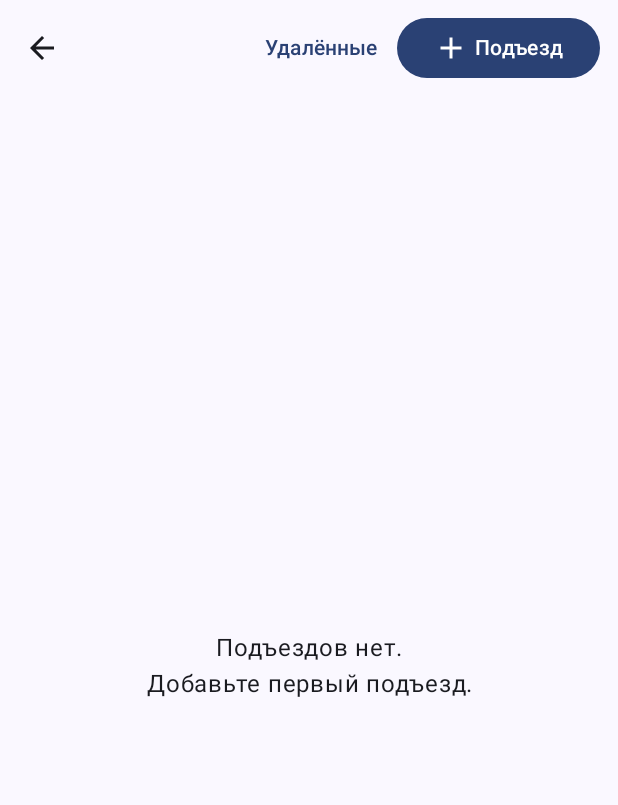
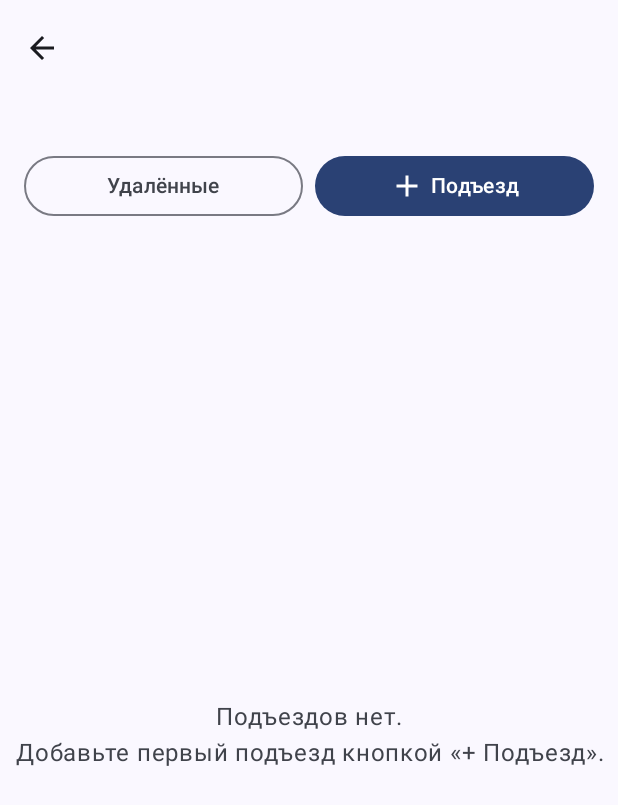
Before and after one commit to mkisten/moy-uchastok, an Android app built with Jetpack Compose: the composable AreaScreen called with empty values, on a phone screen of 412 x 824 dp. Shown: the top 805 px of the screen. Run offline under Robolectric (Android 15) with nearby library versions, the phone set to English and light mode, and no system bars.

Commit message:
Экран участка: адрес с самого верха над кнопками, без обрезки; «История посещений» в меню долгого нажатия. Версия 1.4.1

```diff
--- a/app/build.gradle.kts
+++ b/app/build.gradle.kts
@@ -29,8 +29,8 @@ android {
         applicationId = "ru.obkhod.app"
         minSdk = 26
         targetSdk = 35
-        versionCode = 20
-        versionName = "1.4.0"
+        versionCode = 21
+        versionName = "1.4.1"
         vectorDrawables { useSupportLibrary = true }
         manifestPlaceholders["googleRedirectScheme"] = "com.googleusercontent.apps.$googleClientId"
         manifestPlaceholders["appAuthRedirectScheme"] = "com.googleusercontent.apps.$googleClientId"
--- a/app/src/main/java/ru/obkhod/app/ui/AppNavHost.kt
+++ b/app/src/main/java/ru/obkhod/app/ui/AppNavHost.kt
@@ -134,7 +134,6 @@ fun AppNavHost(
             // Обычно на этот маршрут для PRIVATE не попадаем: AreasScreen открывает схему домов
             // напрямую. Если маршрут всё же открыт — плитка «Подъезд № 1» ведёт к домам.
             AreaScreen(
-                isPrivate = isPrivateArea,
                 areaName = name,
                 cards = cards,
                 onOpenEntrance = { nav.navigate(Routes.entrance(it)) },
@@ -171,6 +170,7 @@ fun AppNavHost(
                 onSetStatus = { id, status, corr -> vm.setStatus(id, status, corr) },
                 onResetStatus = { vm.resetStatus(it) },
                 onSaveNote = { id, phone, comment -> vm.saveNote(id, phone, comment) },
+                onOpenHistory = { historyForId = it },
                 onMove = { id, floorId, onResult -> vm.move(id, floorId, onResult) },
                 onDelete = { vm.delete(it) },
                 onRestore = { id -> vm.restore(id) },
--- a/app/src/main/java/ru/obkhod/app/ui/area/AreaScreen.kt
+++ b/app/src/main/java/ru/obkhod/app/ui/area/AreaScreen.kt
@@ -6,19 +6,17 @@ import androidx.compose.foundation.lazy.items
 import androidx.compose.material.icons.Icons
 import androidx.compose.material.icons.automirrored.filled.ArrowBack
 import androidx.compose.material.icons.filled.Add
-import androidx.compose.material.icons.filled.Delete
-import androidx.compose.material.icons.filled.Edit
 import androidx.compose.material.icons.filled.MoreVert
 import androidx.compose.material3.*
 import androidx.compose.runtime.*
 import androidx.compose.ui.Alignment
 import androidx.compose.ui.Modifier
 import androidx.compose.ui.text.font.FontWeight
+import androidx.compose.ui.text.style.TextAlign
 import androidx.compose.ui.unit.dp
+import ru.obkhod.app.data.db.ApartmentEntity
 import ru.obkhod.app.data.db.EntranceEntity
 import ru.obkhod.app.data.db.FloorEntity
-import ru.obkhod.app.data.db.ApartmentEntity
-import ru.obkhod.app.data.repo.Statistics
 
 /** Данные для экрана участка: подъезды с их краткой статистикой. */
 data class EntranceCard(
@@ -28,12 +26,15 @@ data class EntranceCard(
     val visitedCount: Int,
 )
 
+/**
+ * Экран участка: полное название участка с самого верха (без обрезки),
+ * под ним кнопки «Удалённые» и «+ Подъезд», ниже — карточки подъездов.
+ */
 @OptIn(ExperimentalMaterial3Api::class)
 @Composable
 fun AreaScreen(
     areaName: String,
     cards: List<EntranceCard>,
-    isPrivate: Boolean = false,
     onOpenEntrance: (Long) -> Unit,
     onBack: () -> Unit,
     onAddEntrance: () -> Unit,
@@ -47,45 +48,62 @@ fun AreaScreen(
     Scaffold(
         topBar = {
             TopAppBar(
-                title = {
-                    // Полное название участка над кнопками, уменьшенный шрифт, без обрезки
-                    Column {
-                        Text(
-                            areaName,
-                            style = MaterialTheme.typography.bodyMedium,
-                            fontWeight = FontWeight.SemiBold,
-                            maxLines = 3,
-                        )
-                    }
-                },
                 navigationIcon = {
                     IconButton(onClick = onBack) { Icon(Icons.AutoMirrored.Filled.ArrowBack, "Назад") }
                 },
-                actions = {
-                    TextButton(onClick = onOpenDeleted) { Text("Удалённые") }
-                    // В частном секторе подъезды не добавляются — только дома
-                    if (!isPrivate) {
-                        Button(onClick = onAddEntrance, modifier = Modifier.padding(end = 8.dp)) {
-                            Icon(Icons.Default.Add, contentDescription = null)
-                            Spacer(Modifier.width(4.dp)); Text("Подъезд")
-                        }
-                    }
-                },
+                title = {},
             )
         },
     ) { padding ->
+        Column(Modifier.fillMaxSize().padding(padding)) {
+            // Полный адрес участка — с самого верха, над кнопками, без обрезки
+            Text(
+                areaName,
+                style = MaterialTheme.typography.titleSmall,
+                fontWeight = FontWeight.SemiBold,
+                modifier = Modifier
+                    .fillMaxWidth()
+                    .padding(horizontal = 16.dp, vertical = 8.dp),
+            )
+            // Кнопки действий
+            Row(
+                Modifier
+                    .fillMaxWidth()
+                    .padding(horizontal = 16.dp),
+                horizontalArrangement = Arrangement.spacedBy(8.dp),
+                verticalAlignment = Alignment.CenterVertically,
+            ) {
+                OutlinedButton(onClick = onOpenDeleted, modifier = Modifier.weight(1f)) {
+                    Text("Удалённые")
+                }
+                Button(onClick = onAddEntrance, modifier = Modifier.weight(1f)) {
+                    Icon(Icons.Default.Add, contentDescription = null)
+                    Spacer(Modifier.width(4.dp))
+                    Text("Подъезд")
+                }
+            }
+
+            Spacer(Modifier.height(8.dp))
+
             if (cards.isEmpty()) {
-            Box(Modifier.fillMaxSize().padding(padding), contentAlignment = Alignment.Center) {
-                Text("Подъездов нет.\nДобавьте первый подъезд.", textAlign = androidx.compose.ui.text.style.TextAlign.Center)
+                Box(Modifier.fillMaxSize(), contentAlignment = Alignment.Center) {
+                    Text(
+                        "Подъездов нет.\nДобавьте первый подъезд кнопкой «+ Подъезд».",
+                        textAlign = TextAlign.Center,
+                        color = MaterialTheme.colorScheme.onSurfaceVariant,
+                    )
                 }
             } else {
                 LazyColumn(
-                Modifier.fillMaxSize().padding(padding),
+                    Modifier.fillMaxSize(),
                     contentPadding = PaddingValues(12.dp),
                     verticalArrangement = Arrangement.spacedBy(10.dp),
                 ) {
                     items(cards, key = { it.entrance.id }) { card ->
-                    ElevatedCard(onClick = { onOpenEntrance(card.entrance.id) }, modifier = Modifier.fillMaxWidth()) {
+                        ElevatedCard(
+                            onClick = { onOpenEntrance(card.entrance.id) },
+                            modifier = Modifier.fillMaxWidth(),
+                        ) {
                             Row(Modifier.padding(14.dp), verticalAlignment = Alignment.CenterVertically) {
                                 Column(Modifier.weight(1f)) {
                                     Text("Подъезд № ${card.entrance.entranceNumber}", style = MaterialTheme.typography.titleMedium)
@@ -108,27 +126,28 @@ fun AreaScreen(
                 }
             }
         }
+    }
 
+    // Контекстное меню подъезда
     menuFor?.let { card ->
         DropdownMenu(expanded = true, onDismissRequest = { menuFor = null }) {
             DropdownMenuItem(
                 text = { Text("Редактировать") },
                 onClick = { menuFor = null; onEditEntrance(card.entrance.id) },
-                leadingIcon = { Icon(Icons.Default.Edit, null) },
             )
             DropdownMenuItem(
                 text = { Text("Удалить подъезд") },
                 onClick = { menuFor = null; deleteFor = card },
-                leadingIcon = { Icon(Icons.Default.Delete, null) },
             )
         }
     }
 
+    // Подтверждение удаления подъезда
     deleteFor?.let { card ->
         AlertDialog(
             onDismissRequest = { deleteFor = null },
             title = { Text("Удалить подъезд № ${card.entrance.entranceNumber}?") },
-            text = { Text("Подъезд, его этажи, квартиры и история обходов будут удалены. Квартиры можно предварительно перенести в другие подъезды вручную.") },
+            text = { Text("Подъезд, его этажи, квартиры и история обходов будут удалены.") },
             confirmButton = {
                 TextButton(onClick = { onDeleteEntrance(card.entrance.id); deleteFor = null }) {
                     Text("Удалить", color = MaterialTheme.colorScheme.error)
--- a/app/src/main/java/ru/obkhod/app/ui/entrance/EntranceScreen.kt
+++ b/app/src/main/java/ru/obkhod/app/ui/entrance/EntranceScreen.kt
@@ -25,6 +25,7 @@ import androidx.compose.material.icons.filled.Close
 import androidx.compose.material.icons.filled.Delete
 import androidx.compose.material.icons.filled.Edit
 import androidx.compose.material.icons.filled.FilterList
+import androidx.compose.material.icons.filled.History
 import androidx.compose.material.icons.filled.Info
 import androidx.compose.material.icons.filled.MoveUp
 import androidx.compose.material.icons.filled.Search
@@ -92,6 +93,7 @@ fun EntranceScreen(
     onMove: (Long, Long, (String?) -> Unit) -> Unit,
     onDelete: (Long) -> Unit,
     onRestore: (Long) -> Unit = {},
+    onOpenHistory: (Long) -> Unit = {},
     onEditApartment: (Long, Long?, String, Boolean, (String?) -> Unit) -> Unit,
     onEditEntrance: () -> Unit,
     onAddFloor: (Int) -> Unit,
@@ -511,6 +513,9 @@ fun EntranceScreen(
                 if (!isPrivate) {
                     SheetAction(icon = Icons.Default.MoveUp, label = "Переместить на этаж") {
                         moveFor = apt; longPressFor = null
+                    }
+                SheetAction(icon = Icons.Default.History, label = "История посещений") {
+                        onOpenHistory(apt.id); longPressFor = null
                     }
                 }
                 SheetAction(icon = Icons.Default.Edit, label = "Заметка") {
```
Lines whose indentation alone changed are shown as unchanged.
